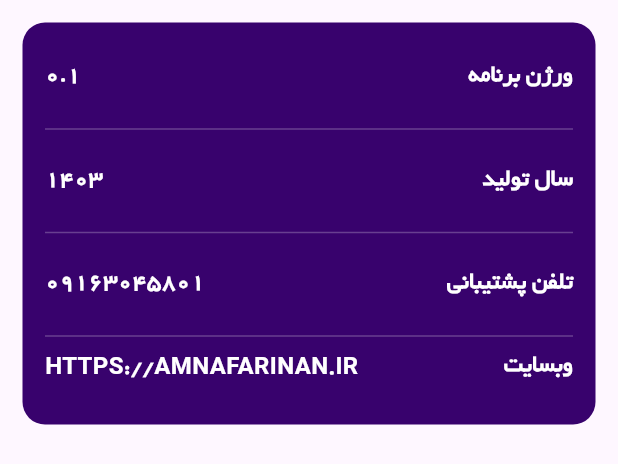
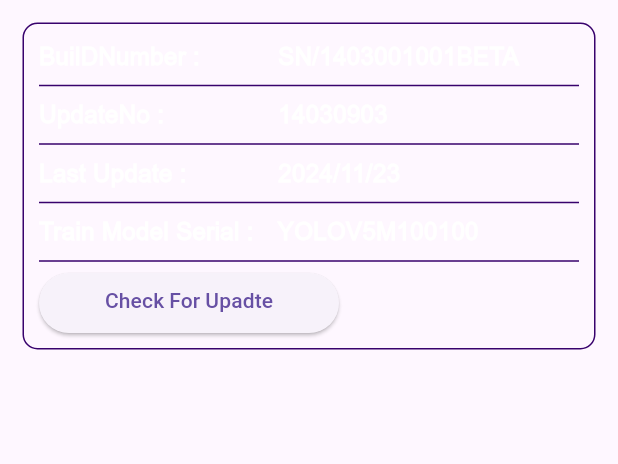
Before and after one commit to triborg34/uianprt, a Flutter app: the Infoscreen widget shown alone on an empty page, opened directly, on a phone screen of 412 x 824 dp. Shown: the top 464 px of the screen. Run offline on Flutter 3.47's test engine with Material 3 defaults, Android fonts, the phone set to English and light mode, and no system bars; our stand-ins replace dropdown_button2, font_awesome_flutter, get, hive, sqflite_common_ffi, timezone; missing offline and left inert: camera_platform_interface, desktop_window, media_kit, media_kit_video, persian_datetime_picker, persian_number_utility and 3 more; accounts and stored records are empty; network calls fail; statements that could not run were skipped.

Commit message:
compate ui

```diff
--- a/lib/controller/mianController.dart
+++ b/lib/controller/mianController.dart
@@ -125,9 +125,9 @@ class navController extends GetxController{
 }
 
 class settingController extends GetxController{
-  var psliderValue=0.4.obs;
-  var csliderValue=0.4.obs;
-  var hardWareValue='opencl';
+  var psliderValue=0.7.obs;
+  var csliderValue=0.75.obs;
+  var hardWareValue='cuda';
 
   String timezoneseleted="Asia/Tehran";
 
--- a/lib/main.dart
+++ b/lib/main.dart
@@ -16,6 +16,7 @@ import 'package:uianprt/testscreens/testfield.dart';
 import 'package:uianprt/widgets/tempcamra.dart';
 import 'package:timezone/data/latest.dart' as tz;
 import 'package:timezone/timezone.dart' as tz;
+
 
 void main() async {
   WidgetsFlutterBinding.ensureInitialized();
@@ -39,6 +40,7 @@ class MyApp extends StatelessWidget {
   // This widget is the root of your application.
   @override
   Widget build(BuildContext context) {
+    print("${MediaQuery.of(context).size.width},${MediaQuery.of(context).size.height}");
     return GetMaterialApp(
 
         initialBinding: MyBinding(),
@@ -47,7 +49,7 @@ class MyApp extends StatelessWidget {
         debugShowCheckedModeBanner: false,
         title: 'AmnAfarin',
         onReady: () {
-          print(Get.find<videoController>().initialized);
+
         },
         home: MainView(path));
   }
--- a/lib/screens/infoScreen.dart
+++ b/lib/screens/infoScreen.dart
@@ -1,6 +1,8 @@
 import 'package:flutter/material.dart';
 import 'package:get/get.dart';
+import 'package:persian_number_utility/persian_number_utility.dart';
 import 'package:uianprt/model/consts.dart';
+import 'package:uianprt/screens/detailedScreen.dart';
 
 class Infoscreen extends StatelessWidget {
   const Infoscreen({super.key});
@@ -11,43 +13,74 @@ class Infoscreen extends StatelessWidget {
       width: MediaQuery.of(context).size.width,
       height: MediaQuery.of(context).size.height,
       child: Column(
-        mainAxisAlignment: MainAxisAlignment.start,
+
+        crossAxisAlignment: CrossAxisAlignment.center,
+        mainAxisAlignment: MainAxisAlignment.center,
         children: [
           Container(
+            padding: EdgeInsets.all(10),
             margin: EdgeInsets.all(15),
-            padding: EdgeInsets.symmetric(horizontal: 15,vertical: 10),
-            width: Get.width,
-            decoration: BoxDecoration(
-                color: purpule, borderRadius: BorderRadius.circular(15)),
-            child: Directionality(
-              textDirection: TextDirection.rtl,
-              child: Column(
-                children: [
-                  SizedBox(height: 15,),
-                  KeyValueRow(
-                    keyString: "ورژن برنامه",
-                    valueString: "0.1",
-                  ),SizedBox(height: 15,),Divider(color: Colors.white24,),SizedBox(height: 15,),
-                      KeyValueRow(
-                    keyString: "سال تولید",
-                    valueString: "1403",
-                  ),SizedBox(height: 15,),Divider(color: Colors.white24,)
-                  ,
-                  SizedBox(height: 15,),
-                      KeyValueRow(
-                    keyString: "تلفن پشتیبانی",
-                    valueString: "09163045801",
-                  ),
-                  SizedBox(height: 15,),
-                  Divider(color: Colors.white24,),
-                  KeyValueRow(keyString: "وبسایت", valueString: "https://amnafarinan.ir".toUpperCase()),
-                  SizedBox(height: 15,),
+            decoration: BoxDecoration(border: Border.all(color: purpule),borderRadius: BorderRadius.circular(10)),
+            child: Column(textDirection: TextDirection.rtl,
+              mainAxisAlignment: MainAxisAlignment.start,
+              crossAxisAlignment: CrossAxisAlignment.end,
+              children: [
+               KeyValueRow(keyString: "BuilDNumber", valueString: "SN/1403001001BETA"),Divider(color: purpule,),
+               KeyValueRow(keyString: "UpdateNo", valueString: "14030903"),Divider(color: purpule,),
+               KeyValueRow(keyString: "Last Update", valueString: "${DateTime.now().year.toString()}/${DateTime.now().month.toString()}/${DateTime.now().day.toString()}"),Divider(color: purpule),
+                 KeyValueRow(keyString: "Train Model Serial", valueString: "YOLOV5M100100"),Divider(color: purpule,),
+               SizedBox(height: 0,),
 
-                ],
-              ),
+               SizedBox(height: 40,width: 200,child: ElevatedButton(onPressed: (){
+                //TODO:CHEK TO A SERVER
+               }, child: Center(child: Text("Check For Upadte",style: TextStyle(fontSize: 14),)))),
+
+
+              ],
             ),
-          ),Spacer(),
-          Center(child: Text("تمامی حقوق محفوظ به شرکت امن آفرین میباشد",style: TextStyle(color: Colors.white),),)
+          ),
+          // Container(
+          //   margin: EdgeInsets.all(15),
+          //   padding: EdgeInsets.symmetric(horizontal: 15,vertical: 10),
+          //   width: Get.width,
+          //   decoration: BoxDecoration(
+          //       color: purpule, borderRadius: BorderRadius.circular(15)),
+          //   // child: Directionality(
+          //   //   textDirection: TextDirection.rtl,
+          //   //   child: Column(
+          //   //     children: [
+          //   //       SizedBox(height: 15,),
+          //   //       KeyValueRow(
+          //   //         keyString: "ورژن برنامه",
+          //   //         valueString: "0.1",
+          //   //       ),SizedBox(height: 15,),Divider(color: Colors.white24,),SizedBox(height: 15,),
+          //   //           KeyValueRow(
+          //   //         keyString: "سال تولید",
+          //   //         valueString: "1403",
+          //   //       ),SizedBox(height: 15,),Divider(color: Colors.white24,)
+          //   //       ,
+          //   //       SizedBox(height: 15,),
+          //   //           KeyValueRow(
+          //   //         keyString: "تلفن پشتیبانی",
+          //   //         valueString: "09163045801",
+          //   //       ),
+          //   //       SizedBox(height: 15,),
+          //   //       Divider(color: Colors.white24,),
+          //   //       KeyValueRow(keyString: "وبسایت", valueString: "https://amnafarinan.ir".toUpperCase()),
+          //   //       SizedBox(height: 15,),
+
+          //   //     ],
+          //   //   ),
+          //   // ),
+          // ),
+
+          Spacer(),
+          Center(
+            child: Text(
+              "تمامی حقوق محفوظ به شرکت امن آفرین میباشد",
+              style: TextStyle(color: Colors.white),
+            ),
+          )
         ],
       ),
     );
@@ -63,16 +96,22 @@ class KeyValueRow extends StatelessWidget {
   Widget build(BuildContext context) {
     return Row(
       children: [
+        Container(
+          color: Colors.transparent,
+          width: 150,
+          child: Text(
+            keyString+" : ",
+            style: TextStyle(
+                color: Colors.white, fontSize: 16, fontWeight: FontWeight.bold,fontFamily: 'arial'),
+          ),
+        ),
+
+
+
         Text(
-          keyString,
+          "  "+valueString,
           style: TextStyle(
-              color: Colors.white, fontSize: 16, fontWeight: FontWeight.bold),
-        ),
-        Spacer(),
-        Text(
-          valueString,
-          style: TextStyle(
-              color: Colors.white, fontSize: 16, fontWeight: FontWeight.bold),
+              color: Colors.white, fontSize: 16, fontWeight: FontWeight.bold,fontFamily: "arial"),
         )
       ],
     );
--- a/lib/screens/mainPage.dart
+++ b/lib/screens/mainPage.dart
@@ -60,11 +60,11 @@ class _MainViewState extends State<MainView> {
         showActiveButtonText: false,
         navigationBarButtons: [
           NavigationBarButton(
-              backgroundColor: Colors.deepPurple, icon: Icons.info),
+              backgroundColor: const Color.fromARGB(255, 21, 19, 24), icon: Icons.info),
           NavigationBarButton(
-              backgroundColor: Colors.deepPurple, icon: Icons.settings),
+              backgroundColor: const Color.fromARGB(255, 21, 19, 24), icon: Icons.settings),
           NavigationBarButton(
-              backgroundColor: Colors.deepPurple, icon: Icons.car_repair_outlined),
+              backgroundColor: const Color.fromARGB(255, 21, 19, 24), icon: Icons.car_repair_outlined),
           NavigationBarButton(backgroundColor: const Color.fromARGB(255, 21, 19, 24), icon: Icons.home),
         ],
         onTabChange: (index) {
--- a/lib/screens/subscreens/cameraSetting.dart
+++ b/lib/screens/subscreens/cameraSetting.dart
@@ -193,10 +193,11 @@ class CameraSettingRows extends StatelessWidget {
   @override
   Widget build(BuildContext context) {
     return Container(
-        width:  240 ,
+        width:  200 ,
         child: Center(
           child: Text(
             title.toString(),
+            overflow: TextOverflow.ellipsis,
             style: TextStyle(
                 fontSize: 18, color: Colors.white, fontWeight: FontWeight.w700),
           ),
--- a/pubspec.yaml
+++ b/pubspec.yaml
@@ -58,6 +58,7 @@ dependencies:
   font_awesome_flutter: ^10.7.0
   timezone_utc_offset: ^1.1.0
   desktop_window: ^0.4.2
+  responsive_framework: ^1.5.1
 
 
 
```
Also changed, not shown: lib/screens/settingScreen.dart (+8 -8 lines), lib/screens/subscreens/userSetting.dart (+25 -2 lines), pubspec.lock.
